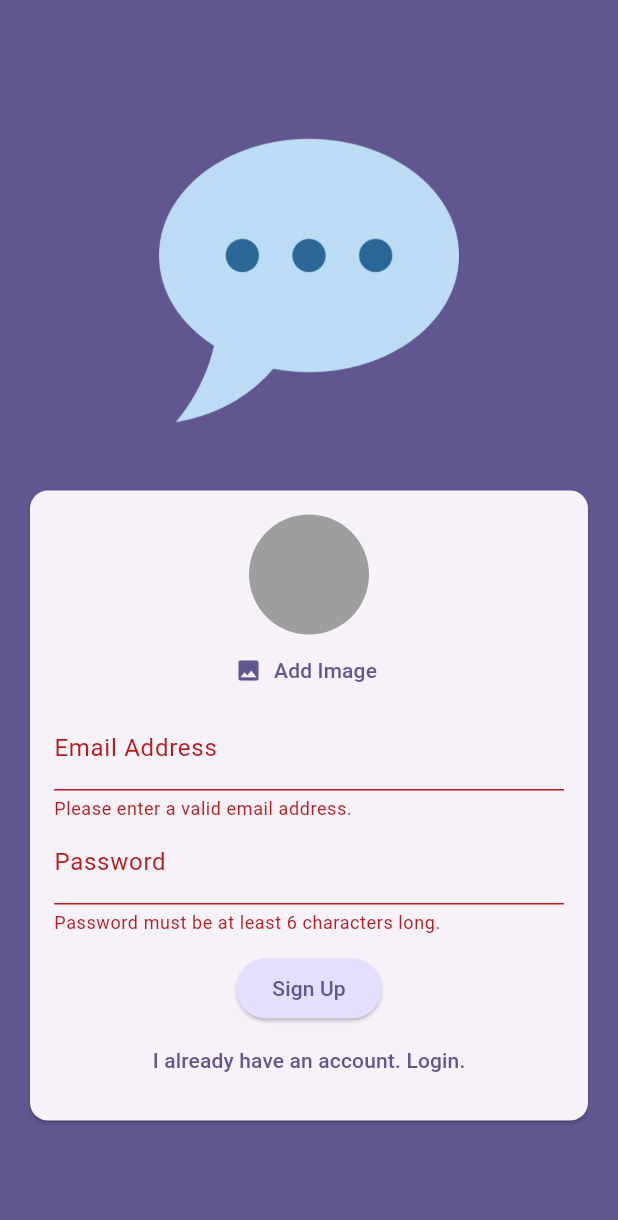
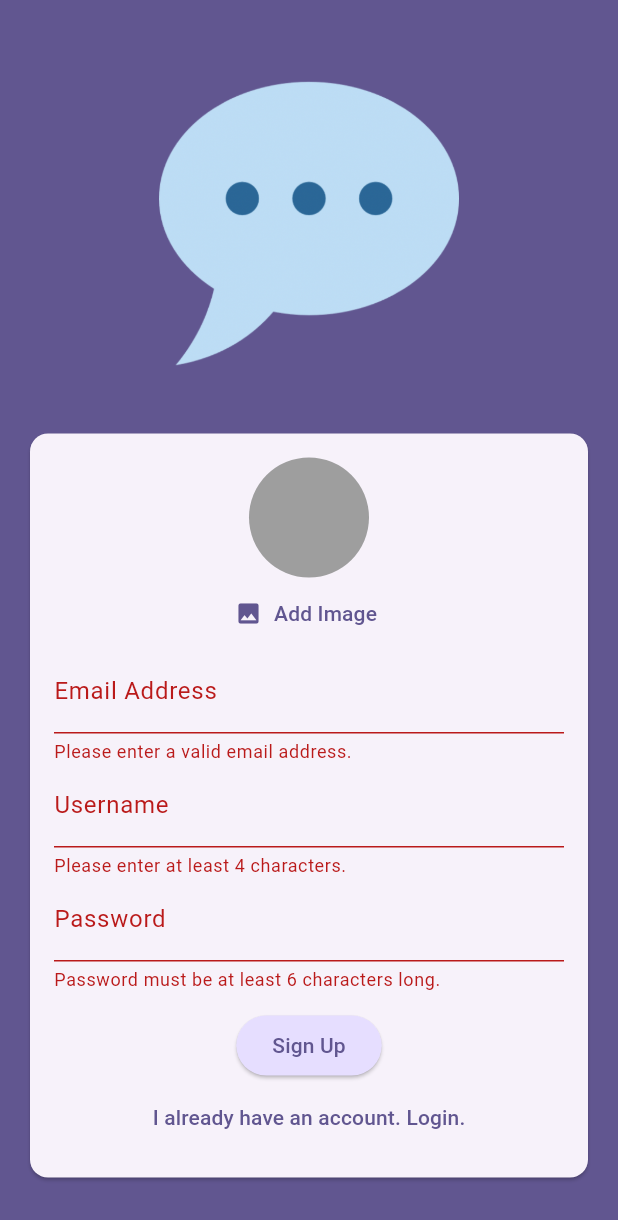
Before and after one commit to LunaBOY65/Chat_App, a Flutter app: the screen it shows after launch, after a tap on "Login", after a tap on "Create an account", after a tap on "Sign Up", on a phone screen of 412 x 824 dp. Shown: the top 1220 px of the screen. Run offline on Flutter 3.47's test engine with Material 3 defaults, Android fonts, the phone set to English and light mode, and no system bars; our stand-ins replace cloud_firestore, firebase_auth, firebase_core, firebase_storage, image_picker; accounts and stored records are empty.

Commit message:
293 : Storing Username

```diff
--- a/lib/screens/auth.dart
+++ b/lib/screens/auth.dart
@@ -23,6 +23,7 @@
   var _enteredpassword = '';
   File? _selectedImage;
   var _isAuthenticating = false;
+  var _enteredUsername = '';
 
   void _submit() async {
     final isValid = _form.currentState!.validate();
@@ -56,15 +57,14 @@
         await storageRef.putFile(_selectedImage!);
         final imageUrl = await storageRef.getDownloadURL();
 
-
         await FirebaseFirestore.instance
             .collection('users')
             .doc(userCredentials.user!.uid)
             .set({
-          'username' : 'to be done...',
-          'email' : _enteredEmail,
-          'image_url' : imageUrl,
-        });
+              'username': _enteredUsername,
+              'email': _enteredEmail,
+              'image_url': imageUrl,
+            });
       }
     } on FirebaseAuthException catch (error) {
       if (error.code == 'email-already-in-use') {
@@ -135,6 +135,25 @@
                             },
                           ),
 
+                          if (!_isLogin)
+                            TextFormField(
+                              decoration: const InputDecoration(
+                                labelText: 'Username',
+                              ),
+                              enableSuggestions: false,
+                              validator: (value) {
+                                if (value == null ||
+                                    value.isEmpty ||
+                                    value.trim().length < 4) {
+                                  return 'Please enter at least 4 characters.';
+                                }
+                                return null;
+                              },
+                              onSaved: (value) {
+                                _enteredUsername = value!;
+                              },
+                            ),
+
                           TextFormField(
                             decoration: const InputDecoration(
                               labelText: 'Password',
```
